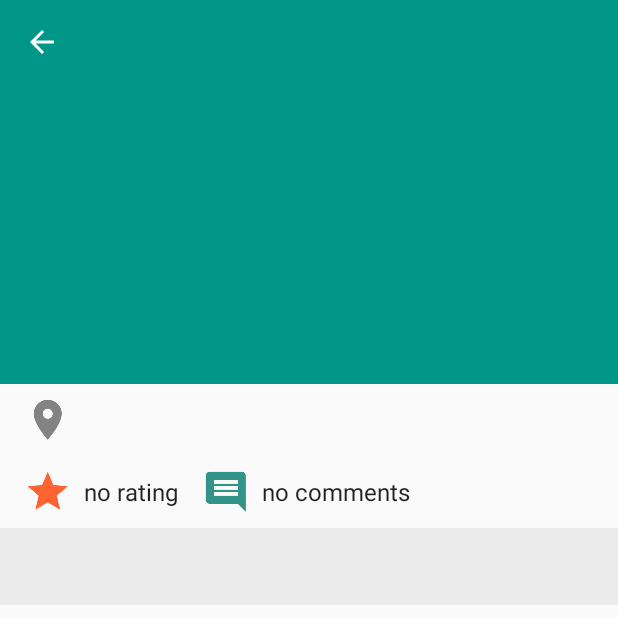
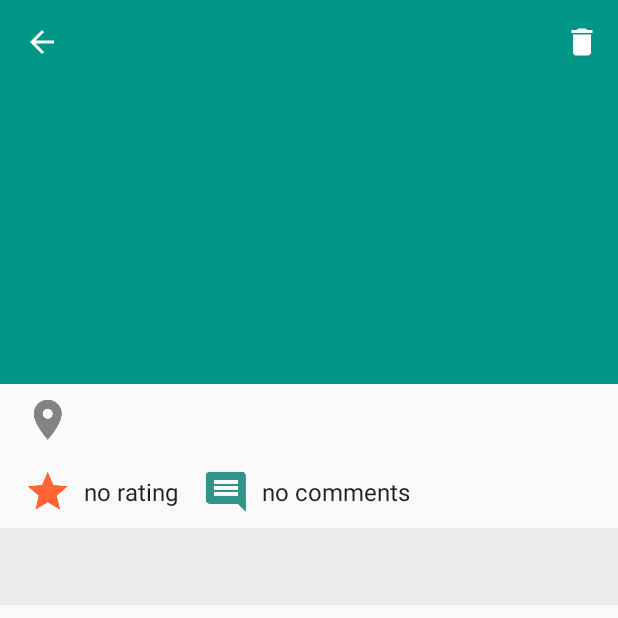
Before and after one commit to ngallazzi/Tripbook, an Android app: the LocationDetailsActivity screen opened directly, with no data from a screen before it, on a phone screen of 412 x 824 dp, the top half of it. Run offline under Robolectric (Android 15) with nearby library versions, the phone set to English and light mode, and no system bars; our stand-ins replace ButterKnife, Firebase (no records; nobody signed in at launch, a user with empty details on screens opened directly), Picasso.

Commit message:
delete button

```diff
--- a/app/build.gradle
+++ b/app/build.gradle
@@ -2,7 +2,7 @@ apply plugin: 'com.android.application'
 
 android {
     compileSdkVersion 25
-    buildToolsVersion "25.0.2"
+    buildToolsVersion '26.0.2'
     defaultConfig {
         applicationId "com.nikogalla.tripbook"
         minSdkVersion 19
@@ -14,7 +14,7 @@ android {
     }
     signingConfigs {
         release {
-            storeFile file("keystore")
+            storeFile file('C:/Sviluppo/Mobile/AndroidStudio/Nanodegree/Capstone-Project/app/tripbook-keystore')
             storePassword "wqhq0sSVkH"
             keyAlias "tripbook"
             keyPassword "wqhq0sSVkH1"
@@ -32,7 +32,7 @@ android {
     }
 }
 dependencies {
-    compile fileTree(dir: 'libs', include: ['*.jar'])
+    compile fileTree(include: ['*.jar'], dir: 'libs')
     androidTestCompile('com.android.support.test.espresso:espresso-core:2.2.2', {
         exclude group: 'com.android.support', module: 'support-annotations'
     })
--- a/app/src/main/java/com/nikogalla/tripbook/AroundYouActivity.java
+++ b/app/src/main/java/com/nikogalla/tripbook/AroundYouActivity.java
@@ -163,6 +163,9 @@ public class AroundYouActivity extends AppCompatActivity implements GoogleApiCli
         super.onResume();
         if (!mGoogleApiClient.isConnected()){
             mGoogleApiClient.connect();
+        }
+        if (gpsLocation!=null) {
+            getLocations();
         }
     }
 
@@ -386,4 +389,6 @@ public class AroundYouActivity extends AppCompatActivity implements GoogleApiCli
         }
         return newAccount;
     }
+
+
 }
--- a/app/src/main/res/drawable/ic_delete_white_24dp.xml
+++ b/app/src/main/res/drawable/ic_delete_white_24dp.xml
@@ -4,6 +4,6 @@
         android:viewportWidth="24.0"
         android:viewportHeight="24.0">
     <path
-        android:fillColor="#FF000000"
+        android:fillColor="#FFFFFFFF"
         android:pathData="M6,19c0,1.1 0.9,2 2,2h8c1.1,0 2,-0.9 2,-2V7H6v12zM19,4h-3.5l-1,-1h-5l-1,1H5v2h14V4z"/>
 </vector>
--- a/app/src/main/res/menu/current_location.xml
+++ b/app/src/main/res/menu/current_location.xml
@@ -1,4 +1,9 @@
 <?xml version="1.0" encoding="utf-8"?>
-<menu xmlns:android="http://schemas.android.com/apk/res/android">
-
+<menu xmlns:android="http://schemas.android.com/apk/res/android"
+    xmlns:app="http://schemas.android.com/apk/res-auto">
+    <item
+        android:id="@+id/action_delete_location"
+        android:title="@string/delete_location"
+        android:icon="@drawable/ic_delete_white_24dp"
+        app:showAsAction="ifRoom" />
 </menu>
--- a/app/src/main/res/values/strings.xml
+++ b/app/src/main/res/values/strings.xml
@@ -63,4 +63,6 @@
     <string name="share_location">Share location</string>
     <string name="share_text">I\'m visiting %1$s with Tripbook!</string>
     <string name="share_intent">Select how to share your location:</string>
+    <string name="delete_location">Delete this location</string>
+    <string name="location_removed">Location removed correctly</string>
 </resources>
--- a/build.gradle
+++ b/build.gradle
@@ -3,9 +3,10 @@
 buildscript {
     repositories {
         jcenter()
+        google()
     }
     dependencies {
-        classpath 'com.android.tools.build:gradle:2.3.2'
+        classpath 'com.android.tools.build:gradle:3.0.0'
         // Firebase
         classpath 'com.google.gms:google-services:3.0.0'
         // NOTE: Do not place your application dependencies here; they belong
@@ -18,6 +19,7 @@ allprojects {
         jcenter()
         maven { url 'https://maven.fabric.io/public' }
         maven { url "https://jitpack.io" }
+        google()
     }
 }
 
```
Also changed, not shown: app/src/main/java/com/nikogalla/tripbook/LocationDetailsActivity.java (+23 -6 lines), gradle/wrapper/gradle-wrapper.properties, 9 other files.
